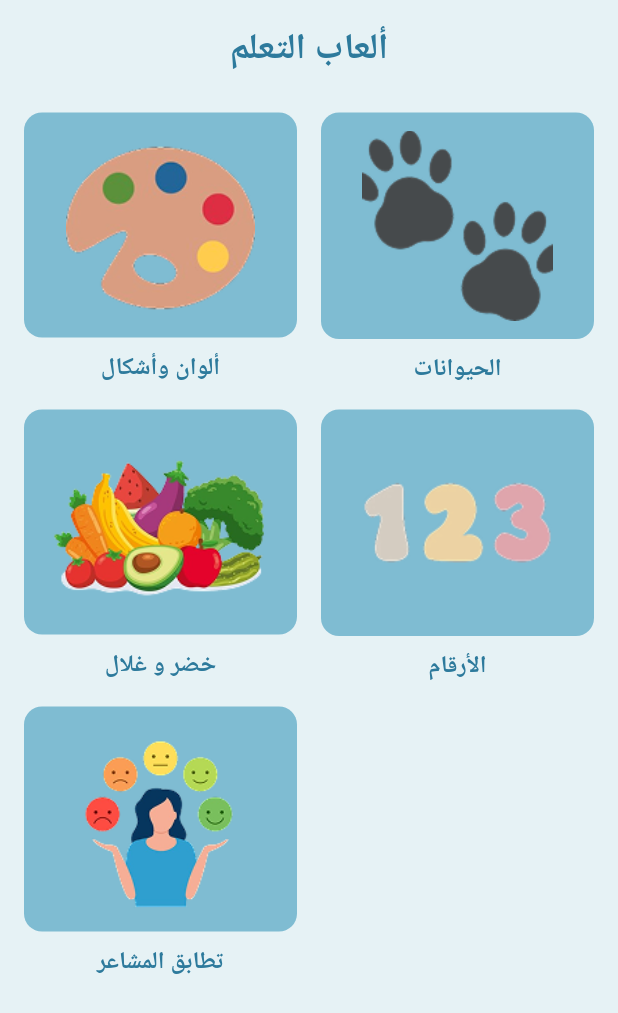
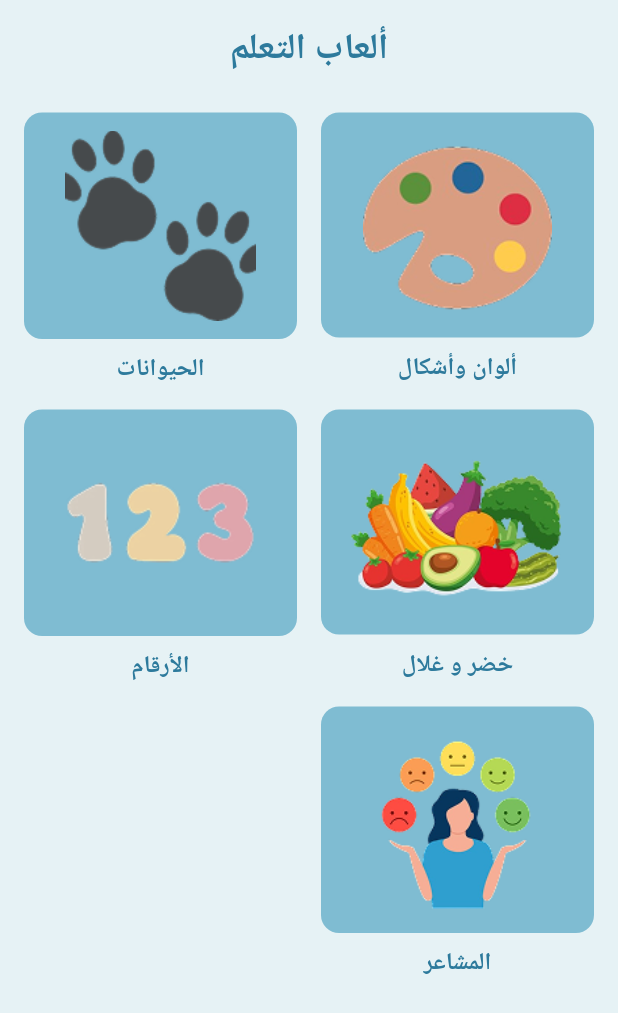
Before and after one commit to YounesMakhlouf/PFA, a Flutter app: the screen it shows after launch, on a phone screen of 412 x 824 dp. Shown: the top 1013 px of the screen. Run offline on Flutter 3.47's test engine with Material 3 defaults, Android fonts, the phone set to English and light mode, and no system bars; Roboto replaces fonts that are missing (Arial).

Commit message:
feat(i18n): add localization support for Arabic and English
This commit introduces internationalization (i18n) support for the application by adding localization files for Arabic and English. The changes include:
- Adding `AppLocalizations` and language-specific implementations (`AppLocalizationsAr`, `AppLocalizationsEn`).
- Updating UI components to use localized strings instead of hardcoded text.
- Adding `flutter_localizations` and `intl` dependencies to support localization.
- Modifying tests to reflect changes in localized string handling.

```diff
--- /dev/null
+++ b/lib/l10n/app_localizations.dart
@@ -0,0 +1,99 @@
+import 'dart:async';
+import 'package:flutter/foundation.dart';
+import 'package:flutter/widgets.dart';
+import 'package:flutter_localizations/flutter_localizations.dart';
+
+import 'app_localizations_ar.dart';
+import 'app_localizations_en.dart';
+
+abstract class AppLocalizations {
+  AppLocalizations(String locale) : localeName = locale;
+
+  final String localeName;
+
+  static AppLocalizations of(BuildContext context) {
+    return Localizations.of<AppLocalizations>(context, AppLocalizations) ??
+        AppLocalizationsAr();
+  }
+
+  static const LocalizationsDelegate<AppLocalizations> delegate =
+      _AppLocalizationsDelegate();
+
+  static const List<LocalizationsDelegate<dynamic>> localizationsDelegates = [
+    delegate,
+    GlobalMaterialLocalizations.delegate,
+    GlobalWidgetsLocalizations.delegate,
+    GlobalCupertinoLocalizations.delegate,
+  ];
+
+  static const List<Locale> supportedLocales = [
+    Locale('en'),
+    Locale('ar'),
+  ];
+
+  // App title
+  String get appTitle;
+
+  // Home page
+  String get learningGames;
+
+  // Game categories
+  String get logicalThinking;
+  String get education;
+  String get relaxation;
+  String get emotions;
+  String get numbers;
+  String get colorsAndShapes;
+  String get animals;
+  String get fruitsAndVegetables;
+
+  // Game instructions
+  String get chooseCorrectColor;
+
+  // Colors
+  String get red;
+  String get green;
+  String get blue;
+  String get yellow;
+  String get purple;
+
+  // Special conditions
+  String get autism;
+  String get adhd;
+  String get dyslexia;
+  String get dyscalculia;
+  String get speakingDifficulties;
+
+  // Error messages
+  String get unknownScreenType;
+}
+
+class _AppLocalizationsDelegate
+    extends LocalizationsDelegate<AppLocalizations> {
+  const _AppLocalizationsDelegate();
+
+  @override
+  Future<AppLocalizations> load(Locale locale) {
+    return SynchronousFuture<AppLocalizations>(_lookupAppLocalizations(locale));
+  }
+
+  @override
+  bool isSupported(Locale locale) =>
+      AppLocalizations.supportedLocales.contains(locale);
+
+  @override
+  bool shouldReload(_AppLocalizationsDelegate old) => false;
+}
+
+AppLocalizations _lookupAppLocalizations(Locale locale) {
+  // Lookup logic when a locale is passed.
+  switch (locale.languageCode) {
+    case 'en':
+      return AppLocalizationsEn();
+    case 'ar':
+      return AppLocalizationsAr();
+  }
+
+  throw FlutterError(
+      'AppLocalizations.delegate failed to load unsupported locale "$locale"');
+}
--- /dev/null
+++ b/lib/l10n/app_localizations_ar.dart
@@ -0,0 +1,63 @@
+import 'app_localizations.dart';
+
+/// The translations for Arabic (`ar`).
+class AppLocalizationsAr extends AppLocalizations {
+  AppLocalizationsAr() : super('ar');
+
+  @override
+  String get appTitle => 'تطبيق تعلم التوحد';
+
+  // Home page
+  @override
+  String get learningGames => 'ألعاب التعلم';
+
+  // Game categories
+  @override
+  String get logicalThinking => 'التفكير المنطقي';
+  @override
+  String get education => 'التعليم';
+  @override
+  String get relaxation => 'الاسترخاء';
+  @override
+  String get emotions => 'المشاعر';
+  @override
+  String get numbers => 'الأرقام';
+  @override
+  String get colorsAndShapes => 'ألوان وأشكال';
+  @override
+  String get animals => 'الحيوانات';
+  @override
+  String get fruitsAndVegetables => 'خضر و غلال';
+
+  // Game instructions
+  @override
+  String get chooseCorrectColor => 'اختر اللون الصحيح';
+
+  // Colors
+  @override
+  String get red => 'أحمر';
+  @override
+  String get green => 'أخضر';
+  @override
+  String get blue => 'أزرق';
+  @override
+  String get yellow => 'أصفر';
+  @override
+  String get purple => 'بنفسجي';
+
+  // Special conditions
+  @override
+  String get autism => 'التوحد';
+  @override
+  String get adhd => 'فرط الحركة ونقص الانتباه';
+  @override
+  String get dyslexia => 'عسر القراءة';
+  @override
+  String get dyscalculia => 'عسر الحساب';
+  @override
+  String get speakingDifficulties => 'صعوبات في النطق';
+
+  // Error messages
+  @override
+  String get unknownScreenType => 'غير معروف نوع الشاشة';
+}
--- a/lib/main.dart
+++ b/lib/main.dart
@@ -1,6 +1,7 @@
 import 'package:flutter/material.dart';
 import 'package:flutter/services.dart';
 import 'games/colors_game.dart';
+import 'l10n/app_localizations.dart';
 
 void main() {
   WidgetsFlutterBinding.ensureInitialized();
@@ -13,14 +14,16 @@ class MyApp extends StatelessWidget {
   @override
   Widget build(BuildContext context) {
     return MaterialApp(
-      title: 'تطبيق تعلم التوحد',
+      title: AppLocalizations.of(context).appTitle,
       debugShowCheckedModeBanner: false,
       theme: ThemeData(
         primarySwatch: Colors.blue,
         visualDensity: VisualDensity.adaptivePlatformDensity,
         fontFamily: 'Arial',
       ),
-      locale: const Locale('ar', 'SA'),
+      locale: const Locale('ar'),
+      localizationsDelegates: AppLocalizations.localizationsDelegates,
+      supportedLocales: AppLocalizations.supportedLocales,
       home: const HomePage(),
     );
   }
@@ -42,11 +45,11 @@ class HomePage extends StatelessWidget {
         child: SafeArea(
           child: Column(
             children: [
-              const Padding(
-                padding: EdgeInsets.only(top: 16.0, bottom: 8.0),
+              Padding(
+                padding: const EdgeInsets.only(top: 16.0, bottom: 8.0),
                 child: Text(
-                  'ألعاب التعلم',
-                  style: TextStyle(
+                  AppLocalizations.of(context).learningGames,
+                  style: const TextStyle(
                     fontSize: 24,
                     fontWeight: FontWeight.bold,
                     color: Color(0xFF2D7A9C),
@@ -63,7 +66,7 @@ class HomePage extends StatelessWidget {
                     children: [
                       // Colors and Shapes Game
                       GameCard(
-                        title: 'ألوان وأشكال',
+                        title: AppLocalizations.of(context).colorsAndShapes,
                         imagePath: 'assets/images/colors_icon.png',
                         onTap: () {
                           // Set landscape orientation for game
@@ -87,7 +90,7 @@ class HomePage extends StatelessWidget {
 
                       // Animals Game
                       GameCard(
-                        title: 'الحيوانات',
+                        title: AppLocalizations.of(context).animals,
                         imagePath: 'assets/images/animals_icon.png',
                         onTap: () {
                           // Will implement later
@@ -96,7 +99,7 @@ class HomePage extends StatelessWidget {
 
                       // Fruits and Vegetables Game
                       GameCard(
-                        title: 'خضر و غلال',
+                        title: AppLocalizations.of(context).fruitsAndVegetables,
                         imagePath: 'assets/images/fruits_icon.png',
                         onTap: () {
                           // Will implement later
@@ -105,7 +108,7 @@ class HomePage extends StatelessWidget {
 
                       // Numbers Game
                       GameCard(
-                        title: 'الأرقام',
+                        title: AppLocalizations.of(context).numbers,
                         imagePath: 'assets/images/numbers_icon.png',
                         onTap: () {
                           // Will implement later
@@ -114,7 +117,7 @@ class HomePage extends StatelessWidget {
 
                       // Emotions Matching Game
                       GameCard(
-                        title: 'تطابق المشاعر',
+                        title: AppLocalizations.of(context).emotions,
                         imagePath: 'assets/images/emotions_icon.png',
                         onTap: () {
                           // Will implement later
--- a/lib/ui/game_card.dart
+++ b/lib/ui/game_card.dart
@@ -45,7 +45,7 @@ class GameCardWidget extends StatelessWidget {
               ),
               const SizedBox(height: 12),
               Text(
-                category.arabicName,
+                category.localizedName(context),
                 style: const TextStyle(
                   color: Colors.white,
                   fontWeight: FontWeight.bold,
--- a/lib/ui/game_screen.dart
+++ b/lib/ui/game_screen.dart
@@ -1,6 +1,7 @@
 import 'package:flutter/material.dart';
 import 'package:pfa/models/game.dart';
 import 'package:pfa/models/screen.dart';
+import 'package:pfa/l10n/app_localizations.dart';
 
 class GameScreenWidget extends StatelessWidget {
   final Game game;
@@ -28,7 +29,8 @@ class GameScreenWidget extends StatelessWidget {
     } else if (currentScreen is MemoryScreen) {
       return _buildMemoryScreen(context, currentScreen as MemoryScreen);
     } else {
-      return const Center(child: Text('غير معروف نوع الشاشة'));
+      return Center(
+          child: Text(AppLocalizations.of(context).unknownScreenType));
     }
   }
 
--- a/pubspec.yaml
+++ b/pubspec.yaml
@@ -30,7 +30,9 @@ environment:
 dependencies:
   flutter:
     sdk: flutter
-
+  flutter_localizations:
+    sdk: flutter
+  intl: ^0.19.0
 
   # The following adds the Cupertino Icons font to your application.
   # Use with the CupertinoIcons class for iOS style icons.
```
Also changed, not shown: lib/games/colors_game.dart (+25 -7 lines), lib/l10n/app_localizations_en.dart (added, +63 -0 lines), lib/models/game.dart (+10 -9 lines), lib/models/user.dart (+8 -6 lines), pubspec.lock, 4 other files.
